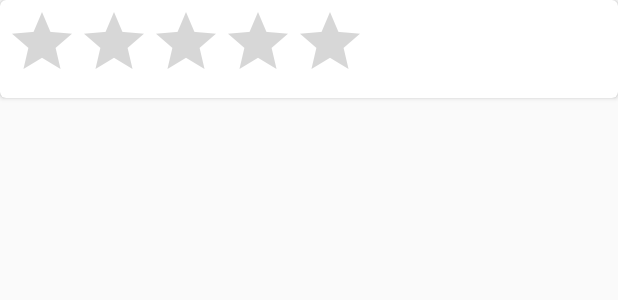
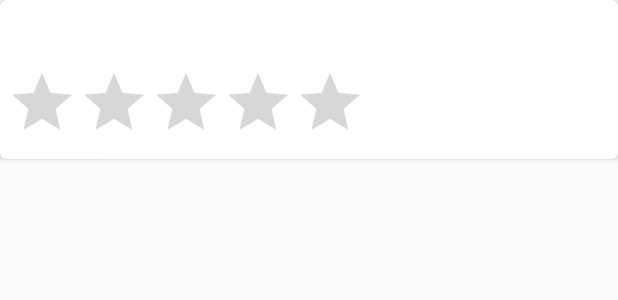
Before and after one commit to kmhamasaki/TutorSearcher, an Android app: the layout tutor_profile.xml on its own in the app's theme, with its tools: preview values and no code run, on a phone screen of 412 x 824 dp. Shown: the top 300 px of the screen. Run offline under Robolectric (Android 15) with nearby library versions, the phone set to English and light mode, and no system bars.

Commit message:
update tutor profile stars come after name

```diff
--- a/TutorSearcherAndroid/app/src/main/res/layout/content_scrolling_home.xml
+++ b/TutorSearcherAndroid/app/src/main/res/layout/content_scrolling_home.xml
@@ -10,11 +10,6 @@
     tools:context=".ScrollingHomeActivity"
     tools:showIn="@layout/activity_scrolling_home">
 
-    <androidx.constraintlayout.widget.ConstraintLayout
-        android:id="@+id/container"
-        android:layout_width="match_parent"
-        android:layout_height="match_parent">
-
         <androidx.recyclerview.widget.RecyclerView
             android:id="@+id/recyclerView"
             android:layout_width="match_parent"
@@ -22,5 +17,4 @@
             android:padding="4dp"
             android:scrollbars="vertical" />
 
-    </androidx.constraintlayout.widget.ConstraintLayout>
 </androidx.core.widget.NestedScrollView>
--- a/TutorSearcherAndroid/app/src/main/res/layout/tutor_profile.xml
+++ b/TutorSearcherAndroid/app/src/main/res/layout/tutor_profile.xml
@@ -24,7 +24,8 @@
         <RatingBar
             android:id="@+id/tutor_rating"
             android:layout_width="wrap_content"
-            android:layout_height="wrap_content" />
+            android:layout_height="wrap_content"
+            android:layout_below="@id/time" />
 
     </RelativeLayout>
 
```
